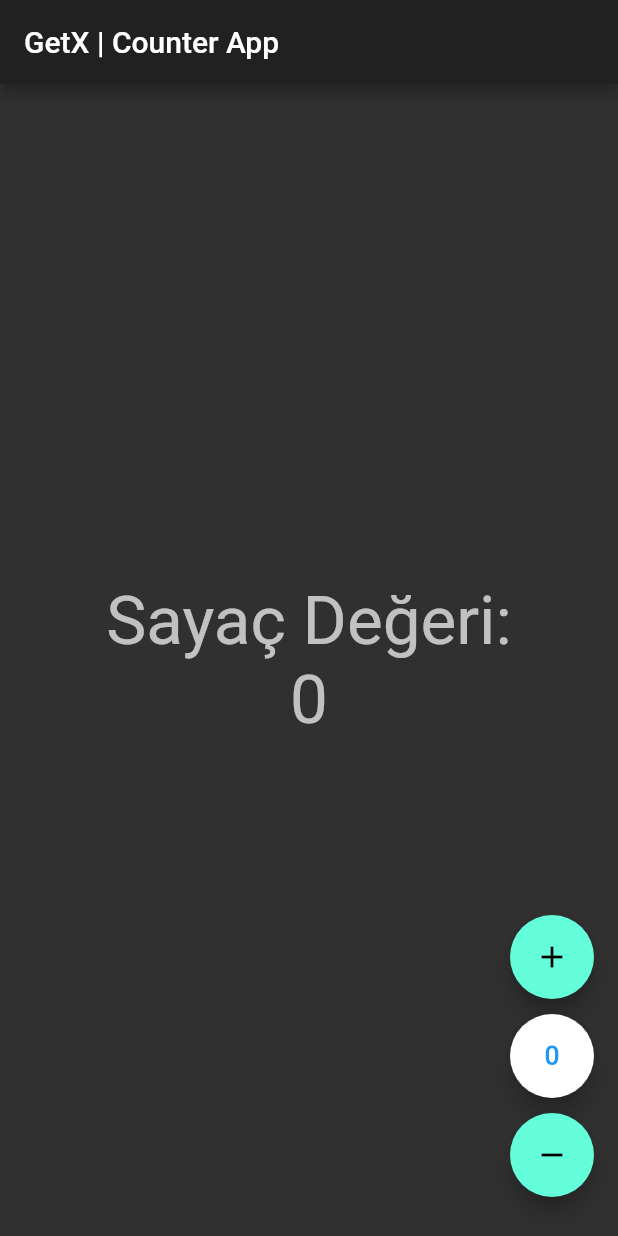
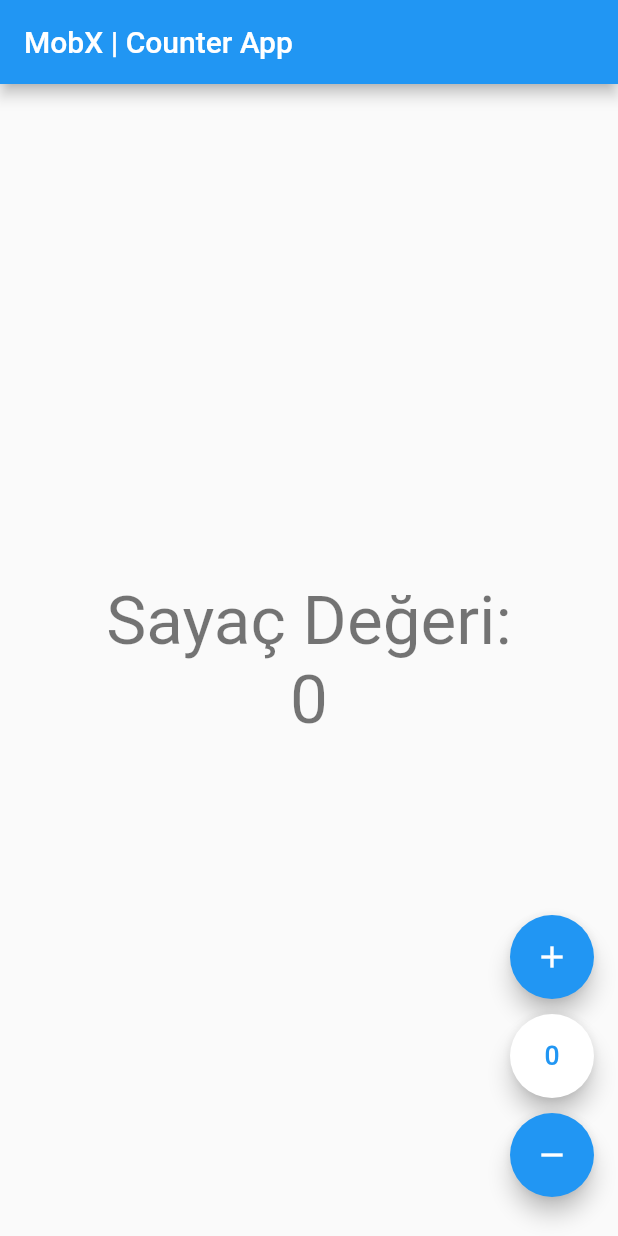
Before and after one commit to ahmetkah/flutter_counter_app_tutorials, a Flutter app: the screen it shows after launch, after a tap on the "add" icon, after a tap on the "exposure zero" icon, on a phone screen of 412 x 824 dp. Run offline on Flutter 3.47's test engine with Material 2 defaults, Android fonts, the phone set to English and light mode, and no system bars; our stand-ins replace flutter_mobx, mobx; generated files the repository leaves out were written again.

Commit message:
first commit

```diff
--- a/lib/app.dart
+++ b/lib/app.dart
@@ -1,5 +1,4 @@
 import 'package:flutter/material.dart';
-import 'package:get/get.dart';
 
 import 'view/counter_view.dart';
 
@@ -9,11 +8,10 @@ class App extends StatelessWidget {
 
   @override
   Widget build(BuildContext context) {
-    /// GetMaterialApp ile sar
-    return GetMaterialApp(
+    return MaterialApp(
       title: 'Flutter Counter App Tutorials',
       debugShowCheckedModeBanner: false,
-      theme: ThemeData.dark(),
+      theme: ThemeData.light(),
       home: const CounterView(),
     );
   }
--- a/lib/controllers/counter_controllers.dart
+++ /dev/null
@@ -1,26 +0,0 @@
-import 'package:get/get.dart';
-
-/// Sınıfı [GetxController]'dan kalıtım al.
-class CounterControllers extends GetxController {
-  /// [1] Değişken
-  final _counter = 0.obs;
-
-  /// [2] Getter
-  int get counter => _counter.value;
-
-  /// [1] Metotları Oluştur: Arttırma, Sıfırlama ve Azaltma
-  /// [1-A]: Arttırma Metodu
-  void incrementCounter() => _counter.value++;
-
-  /// [1-B]: Sıfırlama Metodu
-  void resetCounter() {
-    /// Sayaç zaten 0 ise [DEĞİŞİKLİK YAPMA]
-    if (_counter.value == 0) return;
-
-    /// Sayaca [0] değerini ata
-    _counter.value = 0;
-  }
-
-  /// [1-C]: Azaltma Metodu
-  void decrementCounter() => _counter.value--;
-}
--- /dev/null
+++ b/lib/stores/counter_store.dart
@@ -0,0 +1,34 @@
+import 'package:mobx/mobx.dart';
+
+/// Oluşturulacak dosyanın ismi
+part 'counter_store.g.dart';
+
+///
+class CounterStore = _CounterStoreBase with _$CounterStore;
+
+abstract class _CounterStoreBase with Store {
+  /// [1] Değişimini dinleyeceğimiz değişken
+  /// @observable: sayfadaki değişiklikleri değerlendirip,gözlemlendirebilir hale getirir.
+  @observable
+  int counter = 0;
+
+  /// [1] Metotları Oluştur: Arttırma, Sıfırlama ve Azaltma
+  /// [1-A]: Arttırma Metodu
+  /// @action: değişkenleri değiştirmemizi sağlar.
+  @action
+  void incrementCounter() => counter++;
+
+  /// [1-B]: Sıfırlama Metodu
+  @action
+  void resetCounter() {
+    /// Sayaç zaten 0 ise [DEĞİŞİKLİK YAPMA]
+    if (counter == 0) return;
+
+    /// Sayaca [0] değerini ata
+    counter = 0;
+  }
+
+  /// [1-C]: Azaltma Metodu
+  @action
+  void decrementCounter() => counter--;
+}
--- a/lib/view/counter_view.dart
+++ b/lib/view/counter_view.dart
@@ -1,20 +1,20 @@
 import 'package:flutter/material.dart';
-import 'package:get/get.dart';
+import 'package:flutter_mobx/flutter_mobx.dart';
 
-import '../controllers/counter_controllers.dart';
+import '../stores/counter_store.dart';
 
 class CounterView extends StatelessWidget {
   const CounterView({Key? key}) : super(key: key);
 
   @override
   Widget build(BuildContext context) {
-    /// [1] metotlara erişmek için
-    final _controller = Get.put(CounterControllers());
+    /// [1] Metotlara erişmek için
+    final _store = CounterStore();
 
     return Scaffold(
       appBar: AppBar(
         title: Text(
-          'GetX | Counter App',
+          'MobX | Counter App',
         ),
       ),
       body: Center(
@@ -25,10 +25,14 @@ class CounterView extends StatelessWidget {
               'Sayaç Değeri:',
               style: Theme.of(context).textTheme.headline3,
             ),
-            Obx(
-              () => Text(
+
+            /// CounterStore'da @observer notasyonu ile belirttiğimiz
+            /// değişkenin değeri değiştiğinde re-build olması için
+            /// Observer ile sarmaladık
+            Observer(
+              builder: (_) => Text(
                 /// Değişimi dinlenen değişkenin değerini ekrana yaz
-                '${_controller.counter}',
+                '${_store.counter}',
                 style: Theme.of(context).textTheme.headline3,
               ),
             ),
@@ -50,7 +54,7 @@ class CounterView extends StatelessWidget {
               heroTag: 'incrementTag',
 
               /// [4-A]: Arttırma metodunu çalıştır
-              onPressed: _controller.incrementCounter,
+              onPressed: _store.incrementCounter,
               tooltip: 'Arttır',
               child: Icon(
                 Icons.add,
@@ -68,7 +72,7 @@ class CounterView extends StatelessWidget {
               heroTag: 'resetTag',
 
               /// [4-B]: Sıfırlama metodunu çalıştır
-              onPressed: _controller.resetCounter,
+              onPressed: _store.resetCounter,
               tooltip: 'Sıfırla',
               child: Icon(
                 Icons.exposure_zero_sharp,
@@ -86,7 +90,7 @@ class CounterView extends StatelessWidget {
               heroTag: 'decrementTag',
 
               /// [4-C]: Azaltma metodunu çalıştır
-              onPressed: _controller.decrementCounter,
+              onPressed: _store.decrementCounter,
               tooltip: 'Azalt',
               child: Icon(
                 Icons.remove,
```
Also changed, not shown: pubspec.yaml (+6 -1 lines), lib/stores/counter_store.g.dart (added), pubspec.lock.
